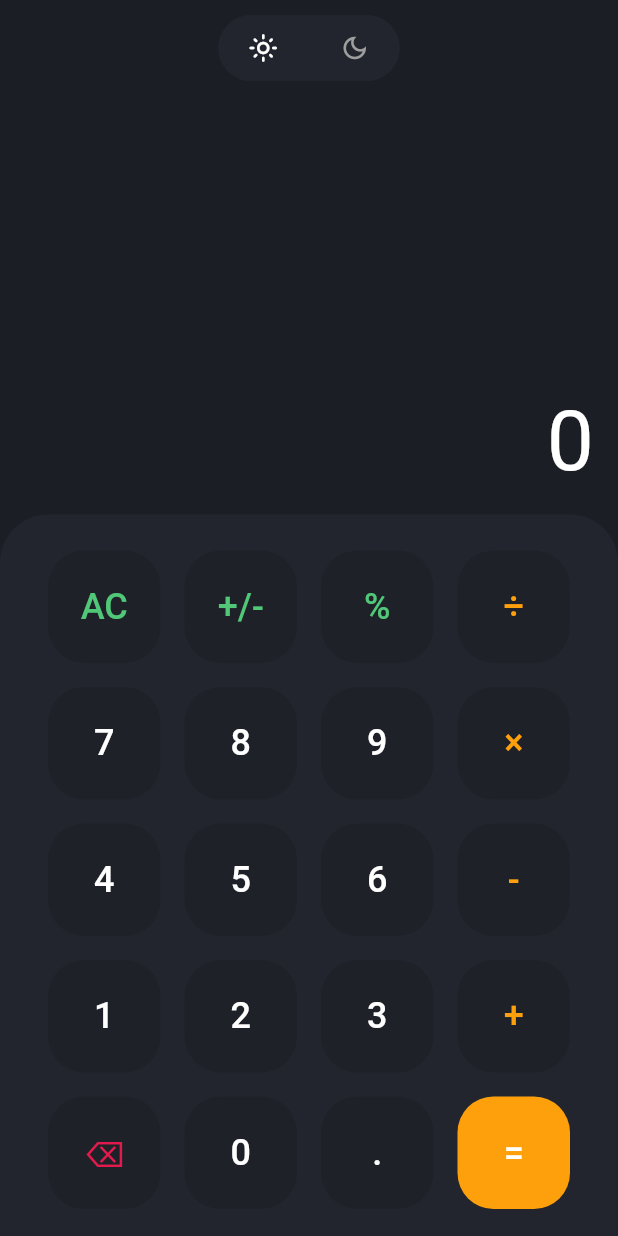
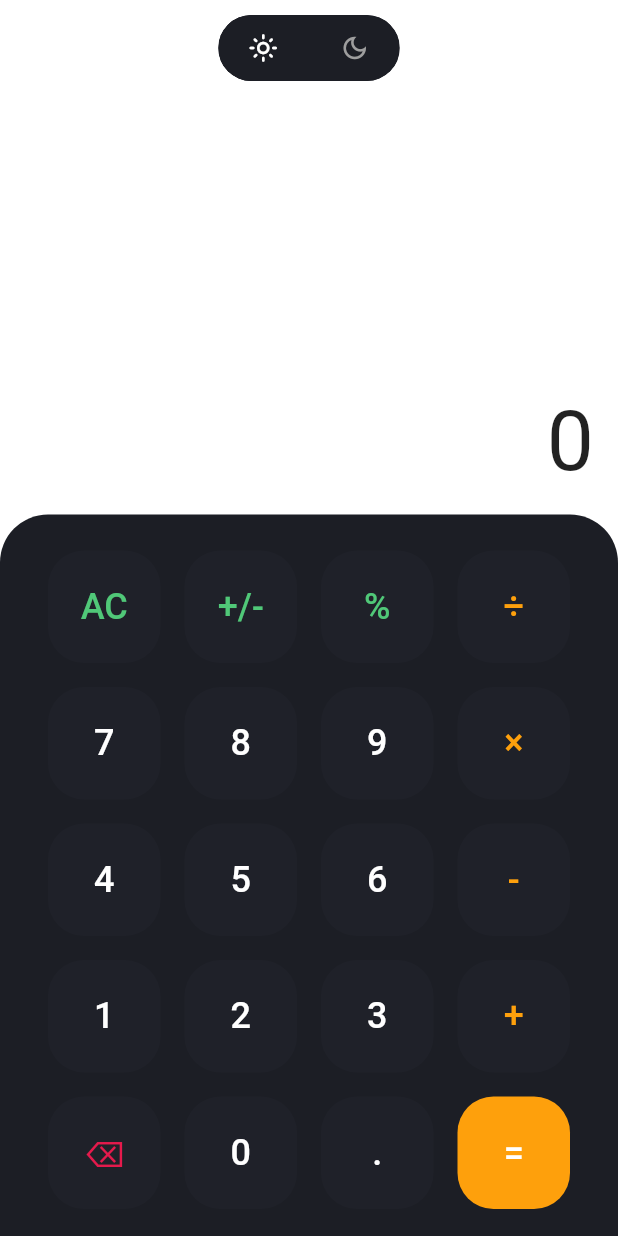
Before and after one commit to AghaDurrezKhan/flutter-calculator-app, a Flutter app: the screen it shows after launch, after a tap on the "light mode" icon, on a phone screen of 412 x 824 dp. Run offline on Flutter 3.47's test engine with Material 2 defaults, Android fonts, the phone set to English and light mode, and no system bars; drawn by our look-alikes of toggle_switch; our stand-ins replace math_expressions, velocity_x.

Commit message:
added day/night switch functionalty

```diff
--- a/lib/components/theme_switch.dart
+++ b/lib/components/theme_switch.dart
@@ -1,4 +1,6 @@
 import 'package:flutter/material.dart';
+import 'package:my_calculator/utils/theme_provider.dart';
+import 'package:provider/provider.dart';
 import 'package:toggle_switch/toggle_switch.dart';
 
 class ThemeSwitch extends StatefulWidget {
@@ -18,11 +20,16 @@ class _MyWidgetState extends State<ThemeSwitch> {
         totalSwitches: 2,
         inactiveFgColor: Colors.grey,
         activeFgColor: Colors.white,
-        inactiveBgColor: const Color.fromARGB(255, 35, 37, 46),
-        activeBgColor: const [Color.fromARGB(255, 35, 37, 46)],
+        inactiveBgColor: Theme.of(context).colorScheme.background,
+        activeBgColor: [Theme.of(context).colorScheme.background],
         cornerRadius: 32,
         icons: const [Icons.light_mode_outlined, Icons.dark_mode_outlined],
         iconSize: 20,
+        onToggle: ((index) {
+          ThemeProvider themeProvider =
+              Provider.of<ThemeProvider>(context, listen: false);
+          themeProvider.swapTheme();
+        }),
       ),
     );
   }
--- a/lib/main.dart
+++ b/lib/main.dart
@@ -1,8 +1,12 @@
 import 'package:flutter/material.dart';
+import 'package:my_calculator/utils/theme_provider.dart';
 import 'package:my_calculator/pages/home.dart';
+import 'package:provider/provider.dart';
 
 void main() {
-  runApp(MyCalculator());
+  runApp(ChangeNotifierProvider(
+      child: MyCalculator(),
+      create: (BuildContext context) => ThemeProvider(isDarkMode: true)));
 }
 
 class MyCalculator extends StatelessWidget {
@@ -10,45 +14,15 @@ class MyCalculator extends StatelessWidget {
 
   @override
   Widget build(BuildContext context) {
-    return MaterialApp(
-      title: 'Calculator',
-      debugShowCheckedModeBanner: false,
-      theme: _darkTheme,
-      home: const HomePage(),
+    return Consumer<ThemeProvider>(
+      builder: (context, ThemeProvider, child) {
+        return MaterialApp(
+          title: 'Calculator',
+          debugShowCheckedModeBanner: false,
+          theme: ThemeProvider.getTheme,
+          home: const HomePage(),
+        );
+      },
     );
   }
-
-  final ThemeData _lightTheme = ThemeData(
-    primaryColor: Colors.white,
-    colorScheme: const ColorScheme(
-      brightness: Brightness.light,
-      primary: Color(0xFFFEA00C),
-      onPrimary: Colors.white,
-      secondary: Color(0xFF50C878),
-      onSecondary: Colors.white,
-      error: Color(0xFFDC4F42),
-      onError: Colors.white,
-      background: Color(0xFF1C1E25),
-      onBackground: Colors.white,
-      surface: Colors.white,
-      onSurface: Colors.white,
-    ),
-  );
-
-  final ThemeData _darkTheme = ThemeData(
-    primaryColor: const Color(0xFF1C1E25),
-    colorScheme: const ColorScheme(
-      brightness: Brightness.dark,
-      primary: Color(0xFFFEA00C),
-      onPrimary: Color(0xFF1C1E25),
-      secondary: Color(0xFF50C878),
-      onSecondary: Color(0xFF1C1E25),
-      error: Color(0xFFDC4F42),
-      onError: Color(0xFF1C1E25),
-      background: Color(0xFF23252E),
-      onBackground: Color(0xFF1C1E25),
-      surface: Color(0xFF1C1E25),
-      onSurface: Color(0xFF1C1E25),
-    ),
-  );
 }
--- /dev/null
+++ b/lib/utils/theme_provider.dart
@@ -0,0 +1,54 @@
+import 'package:flutter/material.dart';
+
+class ThemeProvider extends ChangeNotifier {
+  late ThemeData _selectedTheme;
+
+  late ThemeData lightTheme = ThemeData(
+    primaryColor: Colors.white,
+    colorScheme: const ColorScheme(
+      brightness: Brightness.light,
+      primary: Color(0xFFFEA00C),
+      onPrimary: Colors.white,
+      secondary: Color(0xFF50C878),
+      onSecondary: Colors.white,
+      tertiary: Color(0xFF1F2129),
+      onTertiary: Color(0xFF1F2129),
+      error: Color(0xFFDC4F42),
+      onError: Colors.white,
+      background: Color(0xFF1C1E25),
+      onBackground: Colors.white,
+      surface: Colors.white,
+      onSurface: Colors.white,
+    ),
+  );
+
+  late ThemeData darkTheme = ThemeData(
+    primaryColor: const Color(0xFF1C1E25),
+    colorScheme: const ColorScheme(
+      brightness: Brightness.dark,
+      primary: Color(0xFFFEA00C),
+      onPrimary: Color(0xFF1C1E25),
+      secondary: Color(0xFF50C878),
+      onSecondary: Color(0xFF1C1E25),
+      tertiary: Color(0xFF1F2129),
+      onTertiary: Color(0xFF1F2129),
+      error: Color(0xFFDC4F42),
+      onError: Color(0xFF1C1E25),
+      background: Color(0xFF23252E),
+      onBackground: Color(0xFF1C1E25),
+      surface: Color(0xFF1C1E25),
+      onSurface: Color(0xFF1C1E25),
+    ),
+  );
+
+  ThemeProvider({required bool isDarkMode}) {
+    _selectedTheme = isDarkMode ? darkTheme : lightTheme;
+  }
+
+  void swapTheme() {
+    _selectedTheme = _selectedTheme == darkTheme ? lightTheme : darkTheme;
+    notifyListeners();
+  }
+
+  ThemeData get getTheme => _selectedTheme;
+}
--- a/lib/utils/utils.dart
+++ /dev/null
@@ -1 +0,0 @@
-class Utils {}
--- a/pubspec.yaml
+++ b/pubspec.yaml
@@ -14,6 +14,8 @@ dependencies:
   velocity_x: ^3.5.1
   math_expressions: ^2.3.1
   toggle_switch: ^2.0.1
+  provider: ^6.0.3
+  shared_preferences: ^2.0.15
 
 dev_dependencies:
   flutter_test:
```
Also changed, not shown: pubspec.lock.
